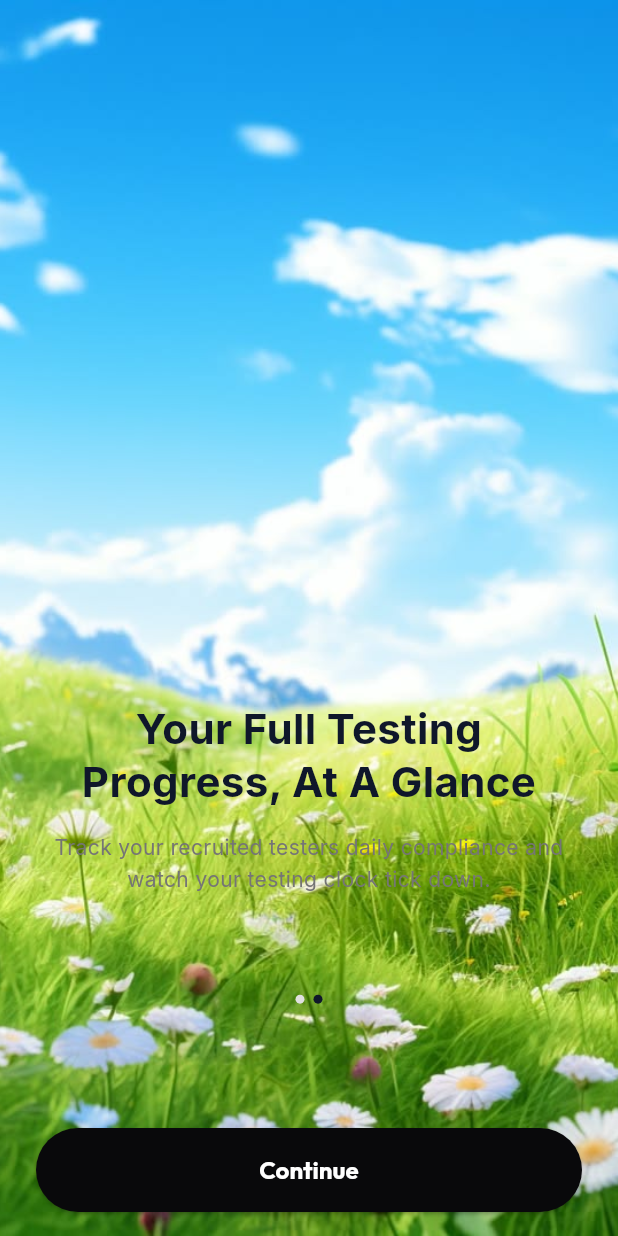
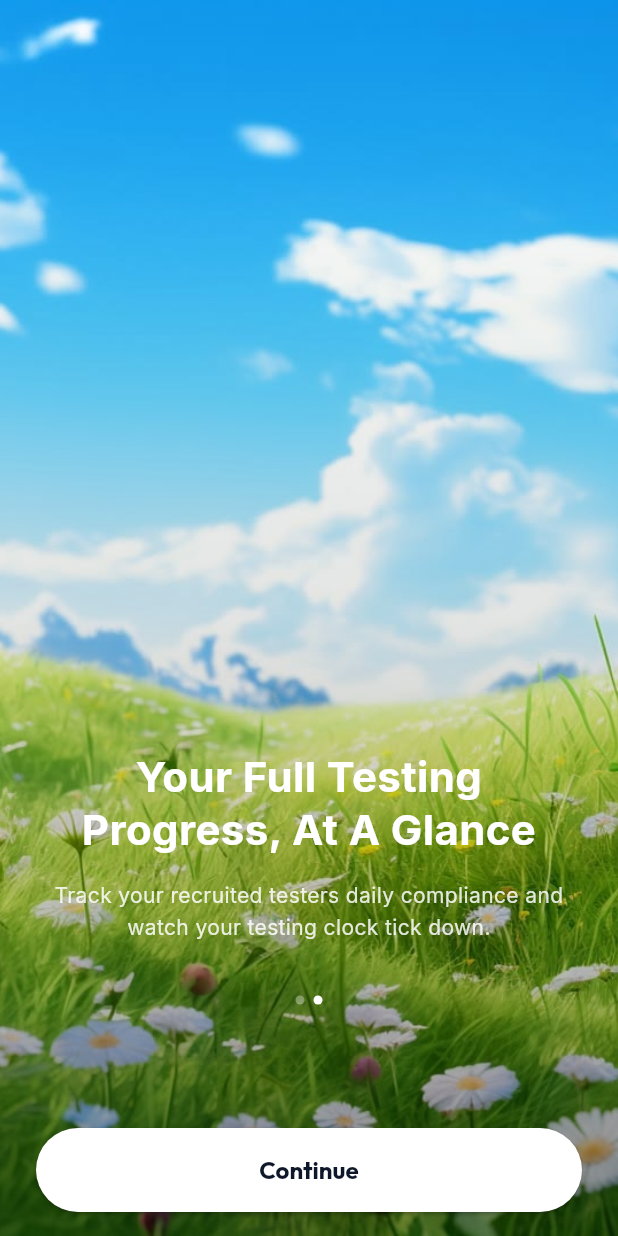
Before and after one commit to RukshanAmodya/TTester, a Flutter app: the screen it shows after launch, after a tap on "Next", on a phone screen of 412 x 824 dp. Run offline on Flutter 3.47's test engine with Material 3 defaults, Android fonts, the phone set to English and light mode, and no system bars; our stand-ins replace google_fonts.

Commit message:
feat: animate background crossfade on onboarding, slide only text content, color texts white

```diff
--- a/lib/screens/onboarding_screens.dart
+++ b/lib/screens/onboarding_screens.dart
@@ -13,154 +13,156 @@ class OnboardingScreen extends StatefulWidget {
 
 class _OnboardingScreenState extends State<OnboardingScreen> {
   final PageController _pageController = PageController();
+  int _currentPage = 0;
+
+  final List<Map<String, String>> _slideContents = [
+    {
+      "title": "Track Smarter.\nPlan Calmer.",
+      "subtitle": "Mutual peer-to-peer Play Store testing network. Share tests and unlock your production releases easily.",
+    },
+    {
+      "title": "Your Full Testing\nProgress, At A Glance",
+      "subtitle": "Track your recruited testers daily compliance and watch your testing clock tick down.",
+    }
+  ];
 
   @override
   Widget build(BuildContext context) {
     return Scaffold(
-      body: PageView(
-        controller: _pageController,
-        physics: const ClampingScrollPhysics(),
+      body: Stack(
         children: [
-          // Onboard Page 1
-          NumiOnboardPage(
-            backgroundImagePath: 'assets/images/Onboardscreen1.jpg',
-            title: "Track Smarter.\nPlan Calmer.",
-            subtitle: "Mutual peer-to-peer Play Store testing network. Share tests and unlock your production releases easily.",
-            buttonText: "Next",
-            onButtonPressed: () {
-              _pageController.nextPage(
-                duration: const Duration(milliseconds: 400),
-                curve: Curves.easeInOut,
-              );
+          // 1. Background image with smooth crossfade switcher
+          Positioned.fill(
+            child: AnimatedSwitcher(
+              duration: const Duration(milliseconds: 600),
+              transitionBuilder: (Widget child, Animation<double> animation) {
+                return FadeTransition(opacity: animation, child: child);
               },
-            showIndicators: true,
-            activeIndicatorIndex: 0,
-          ),
-          // Onboard Page 2
-          NumiOnboardPage(
-            backgroundImagePath: 'assets/images/onboardscreen2.jpg',
-            title: "Your Full Testing\nProgress, At A Glance",
-            subtitle: "Track your recruited testers daily compliance and watch your testing clock tick down.",
-            buttonText: "Continue",
-            onButtonPressed: () {
-              Navigator.push(
-                context,
-                MaterialPageRoute(builder: (context) => const NumiLoginScreen()),
-              );
-            },
-            showIndicators: true,
-            activeIndicatorIndex: 1,
-          ),
-        ],
-      ),
-    );
-  }
-}
-
-class NumiOnboardPage extends StatelessWidget {
-  final String backgroundImagePath;
-  final String title;
-  final String subtitle;
-  final String buttonText;
-  final VoidCallback onButtonPressed;
-  final bool showIndicators;
-  final int activeIndicatorIndex;
-
-  const NumiOnboardPage({
-    super.key,
-    required this.backgroundImagePath,
-    required this.title,
-    required this.subtitle,
-    required this.buttonText,
-    required this.onButtonPressed,
-    required this.showIndicators,
-    required this.activeIndicatorIndex,
-  });
-
-  @override
-  Widget build(BuildContext context) {
-    return Container(
+              child: Container(
+                key: ValueKey<int>(_currentPage),
                 decoration: BoxDecoration(
                   image: DecorationImage(
-          image: AssetImage(backgroundImagePath),
+                    image: AssetImage(_currentPage == 0
+                        ? 'assets/images/Onboardscreen1.jpg'
+                        : 'assets/images/onboardscreen2.jpg'),
                     fit: BoxFit.cover,
                   ),
                 ),
-      child: SafeArea(
+              ),
+            ),
+          ),
+          // 2. Soft vignette overlay at the bottom to ensure high white text contrast
+          Positioned.fill(
+            child: Container(
+              decoration: BoxDecoration(
+                gradient: LinearGradient(
+                  colors: [
+                    Colors.black.withOpacity(0.0),
+                    Colors.black.withOpacity(0.1),
+                    Colors.black.withOpacity(0.4),
+                  ],
+                  begin: Alignment.topCenter,
+                  end: Alignment.bottomCenter,
+                  stops: const [0.0, 0.5, 1.0],
+                ),
+              ),
+            ),
+          ),
+          // 3. Foreground PageView for text sliding only
+          SafeArea(
             child: Column(
               children: [
                 const Spacer(flex: 7),
-            // Text Content
-            Padding(
+                // Text sliding layer
+                Expanded(
+                  flex: 3,
+                  child: PageView.builder(
+                    controller: _pageController,
+                    onPageChanged: (int page) {
+                      setState(() {
+                        _currentPage = page;
+                      });
+                    },
+                    itemCount: _slideContents.length,
+                    itemBuilder: (context, index) {
+                      final slide = _slideContents[index];
+                      return Padding(
                         padding: const EdgeInsets.symmetric(horizontal: 32.0),
                         child: Column(
+                          mainAxisAlignment: MainAxisAlignment.center,
                           children: [
                             Text(
-                    title,
+                              slide["title"]!,
                               textAlign: TextAlign.center,
                               style: const TextStyle(
                                 fontSize: 28,
                                 height: 1.25,
                                 fontWeight: FontWeight.bold,
-                      color: Color(0xFF0F172A),
+                                color: Colors.white,
                               ),
                             ),
                             const SizedBox(height: 16),
                             Text(
-                    subtitle,
+                              slide["subtitle"]!,
                               textAlign: TextAlign.center,
                               style: TextStyle(
                                 fontSize: 14,
                                 height: 1.5,
-                      color: Colors.grey.shade600,
+                                color: Colors.white.withOpacity(0.85),
                               ),
                             ),
                           ],
                         ),
+                      );
+                    },
                   ),
-            const Spacer(flex: 1),
+                ),
                 // Indicators
-            if (showIndicators)
                 Row(
                   mainAxisAlignment: MainAxisAlignment.center,
-                children: [
-                  Container(
+                  children: List.generate(
+                    _slideContents.length,
+                    (index) => Container(
+                      margin: const EdgeInsets.symmetric(horizontal: 3),
                       width: 6,
                       height: 6,
                       decoration: BoxDecoration(
-                      color: activeIndicatorIndex == 0 ? const Color(0xFF0F172A) : Colors.grey.shade300,
+                        color: _currentPage == index ? Colors.white : Colors.white.withOpacity(0.35),
                         shape: BoxShape.circle,
                       ),
                     ),
-                  const SizedBox(width: 6),
-                  Container(
-                    width: 6,
-                    height: 6,
-                    decoration: BoxDecoration(
-                      color: activeIndicatorIndex == 1 ? const Color(0xFF0F172A) : Colors.grey.shade300,
-                      shape: BoxShape.circle,
                   ),
                 ),
-                ],
-              ),
                 const Spacer(flex: 1),
-            // Button
+                // Bottom Button
                 Padding(
                   padding: const EdgeInsets.symmetric(horizontal: 24.0, vertical: 16),
                   child: SizedBox(
                     width: double.infinity,
                     child: ElevatedButton(
                       style: ElevatedButton.styleFrom(
-                    backgroundColor: const Color(0xFF09090B), // Black
-                    foregroundColor: Colors.white,
+                        backgroundColor: Colors.white,
+                        foregroundColor: const Color(0xFF0F172A),
                         padding: const EdgeInsets.symmetric(vertical: 18),
                         shape: RoundedRectangleBorder(
                           borderRadius: BorderRadius.circular(30),
                         ),
                       ),
-                  onPressed: onButtonPressed,
+                      onPressed: () {
+                        if (_currentPage < _slideContents.length - 1) {
+                          _pageController.nextPage(
+                            duration: const Duration(milliseconds: 400),
+                            curve: Curves.easeInOut,
+                          );
+                        } else {
+                          Navigator.push(
+                            context,
+                            MaterialPageRoute(builder: (context) => const NumiLoginScreen()),
+                          );
+                        }
+                      },
                       child: Text(
-                    buttonText,
+                        _currentPage == 0 ? "Next" : "Continue",
                         style: const TextStyle(fontWeight: FontWeight.bold, fontSize: 16),
                       ),
                     ),
@@ -168,6 +170,8 @@ class NumiOnboardPage extends StatelessWidget {
                 ),
               ],
             ),
+          ),
+        ],
       ),
     );
   }
```
Lines whose indentation alone changed are shown as unchanged.
